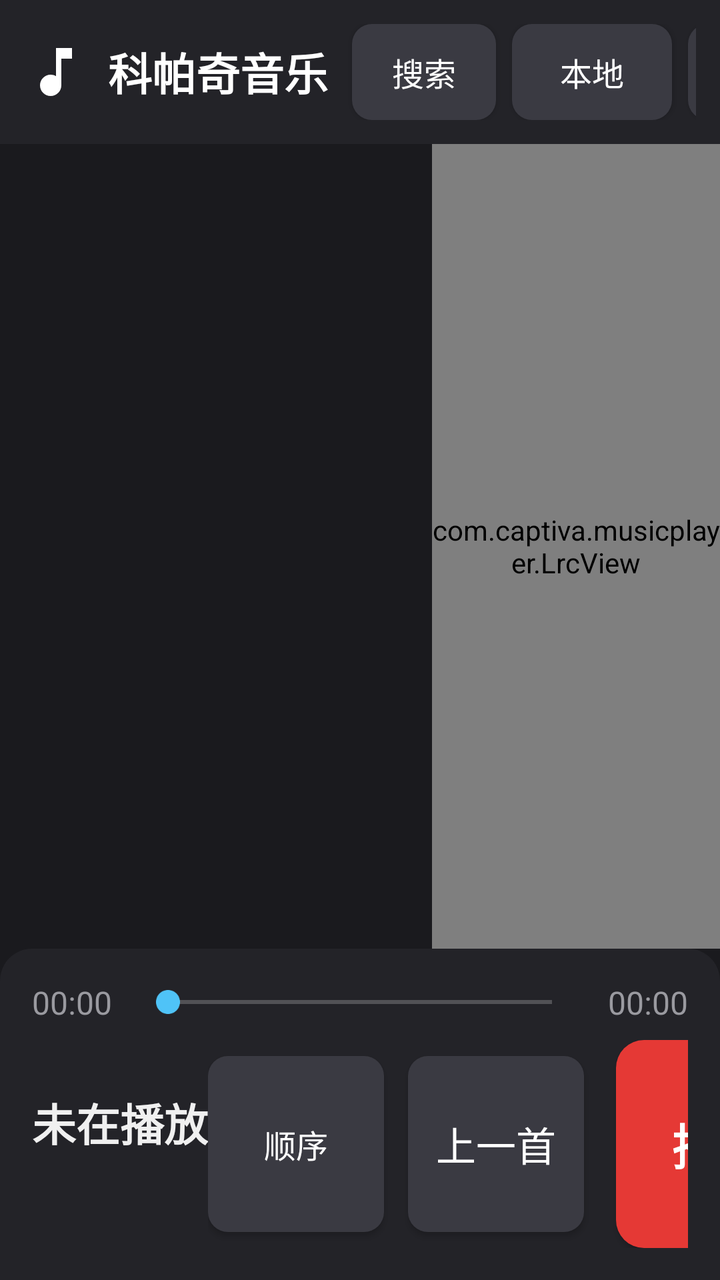
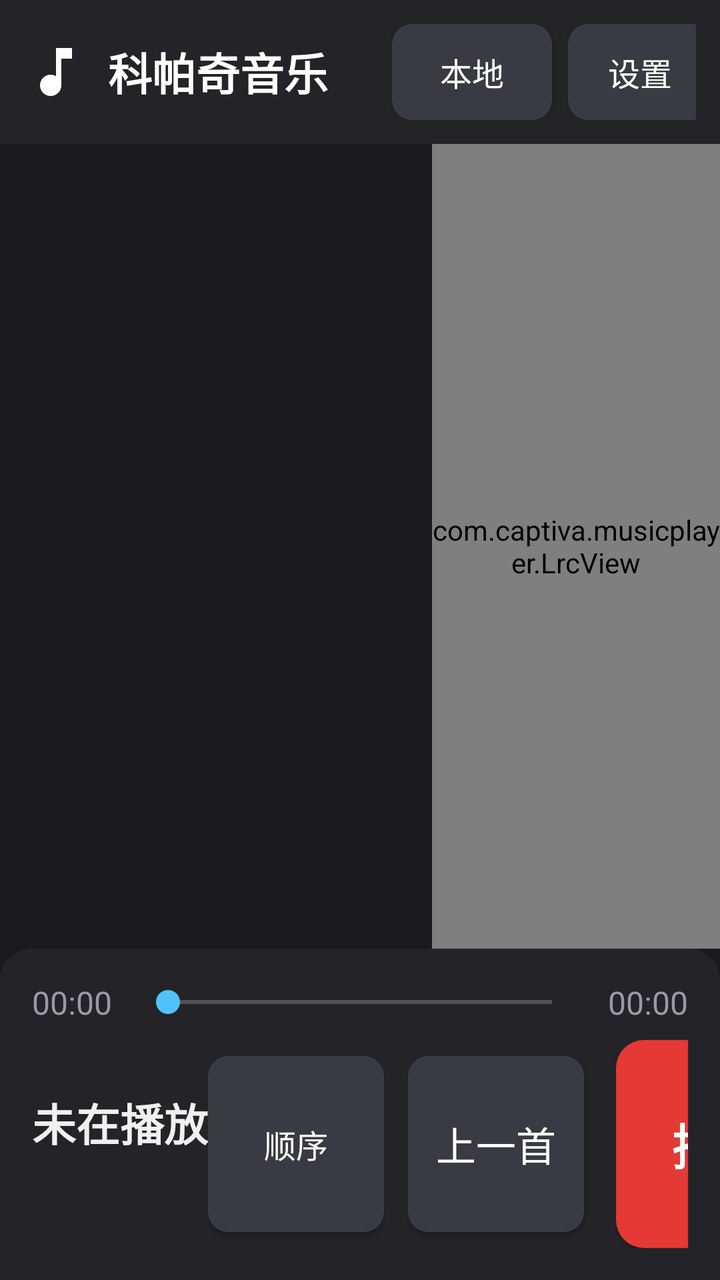

The first picture is an Android layout as it rendered before a commit; the second is the same layout after the commit. The layout source and the unified diff follow.
<!-- AndroidManifest.xml: application theme Theme.CaptivaMusic -->
<!-- res/layout/activity_main.xml -->
<?xml version="1.0" encoding="utf-8"?>
<LinearLayout xmlns:android="http://schemas.android.com/apk/res/android"
    android:layout_width="match_parent"
    android:layout_height="match_parent"
    android:orientation="vertical"
    android:background="@color/bg_main">

    
    <LinearLayout
        android:layout_width="match_parent"
        android:layout_height="wrap_content"
        android:orientation="horizontal"
        android:gravity="center_vertical"
        android:padding="@dimen/title_bar_padding"
        android:background="@color/bg_title_bar">

        <ImageView
            android:layout_width="32dp"
            android:layout_height="32dp"
            android:src="@drawable/ic_music_note"
            android:contentDescription="@string/app_name" />

        <TextView
            android:layout_width="wrap_content"
            android:layout_height="wrap_content"
            android:layout_marginStart="10dp"
            android:layout_marginLeft="10dp"
            android:text="@string/app_name"
            android:textColor="@color/text_title"
            android:textSize="@dimen/title_text_size"
            android:textStyle="bold" />

        <TextView
            android:id="@+id/tv_count"
            android:layout_width="wrap_content"
            android:layout_height="wrap_content"
            android:layout_marginStart="12dp"
            android:layout_marginLeft="12dp"
            android:textColor="@color/text_secondary"
            android:textSize="@dimen/sub_text_size" />

        
        <View
            android:layout_width="0dp"
            android:layout_height="1dp"
            android:layout_weight="1" />

        
        <Button
            android:id="@+id/btn_search"
            android:layout_width="wrap_content"
            android:layout_height="wrap_content"
            android:minWidth="72dp"
            android:background="@drawable/bg_btn"
            android:text="搜索"
            android:textColor="@color/btn_text"
            android:textSize="@dimen/sub_text_size" />

        
        <Button
            android:id="@+id/btn_source"
            android:layout_width="wrap_content"
            android:layout_height="wrap_content"
            android:layout_marginStart="8dp"
            android:layout_marginLeft="8dp"
            android:minWidth="80dp"
            android:background="@drawable/bg_btn"
            android:text="本地"
            android:textColor="@color/btn_text"
            android:textSize="@dimen/sub_text_size" />

        
        <Button
            android:id="@+id/btn_server"
            android:layout_width="wrap_content"
            android:layout_height="wrap_content"
            android:layout_marginStart="8dp"
            android:layout_marginLeft="8dp"
            android:minWidth="72dp"
            android:background="@drawable/bg_btn"
            android:text="服务器"
            android:textColor="@color/btn_text"
            android:textSize="@dimen/sub_text_size" />

        
        <Button
            android:id="@+id/btn_equalizer"
            android:layout_width="wrap_content"
            android:layout_height="wrap_content"
            android:layout_marginStart="8dp"
            android:layout_marginLeft="8dp"
            android:minWidth="72dp"
            android:background="@drawable/bg_btn"
            android:text="均衡器"
            android:textColor="@color/btn_text"
            android:textSize="@dimen/sub_text_size" />
    </LinearLayout>

    
    <LinearLayout
        android:layout_width="match_parent"
        android:layout_height="0dp"
        android:layout_weight="1"
        android:orientation="horizontal">

        
        <FrameLayout
            android:layout_width="0dp"
            android:layout_height="match_parent"
            android:layout_weight="3">

            <androidx.recyclerview.widget.RecyclerView
                android:id="@+id/rv_list"
                android:layout_width="match_parent"
                android:layout_height="match_parent"
                android:scrollbars="vertical"
                android:overScrollMode="ifContentScrolls" />

            <TextView
                android:id="@+id/tv_empty"
                android:layout_width="wrap_content"
                android:layout_height="wrap_content"
                android:layout_gravity="center"
                android:textColor="@color/text_secondary"
                android:textSize="@dimen/sub_text_size"
                android:visibility="gone" />
        </FrameLayout>

        
        <com.captiva.musicplayer.LrcView
            android:id="@+id/lrc_view"
            android:layout_width="0dp"
            android:layout_height="match_parent"
            android:layout_weight="2" />
    </LinearLayout>

    
    <LinearLayout
        android:layout_width="match_parent"
        android:layout_height="wrap_content"
        android:orientation="vertical"
        android:padding="@dimen/control_bar_padding"
        android:background="@drawable/bg_control_bar">

        
        <LinearLayout
            android:layout_width="match_parent"
            android:layout_height="wrap_content"
            android:orientation="horizontal"
            android:gravity="center_vertical">

            <TextView
                android:id="@+id/tv_current_time"
                android:layout_width="wrap_content"
                android:layout_height="wrap_content"
                android:text="00:00"
                android:textColor="@color/text_secondary"
                android:textSize="@dimen/time_text_size" />

            <SeekBar
                android:id="@+id/sb_progress"
                android:layout_width="0dp"
                android:layout_height="wrap_content"
                android:layout_weight="1"
                android:layout_marginLeft="12dp"
                android:layout_marginRight="12dp"
                android:maxHeight="4dp"
                android:progressTint="@color/accent"
                android:thumbTint="@color/accent" />

            <TextView
                android:id="@+id/tv_total_time"
                android:layout_width="wrap_content"
                android:layout_height="wrap_content"
                android:text="00:00"
                android:textColor="@color/text_secondary"
                android:textSize="@dimen/time_text_size" />
        </LinearLayout>

        
        <LinearLayout
            android:layout_width="match_parent"
            android:layout_height="wrap_content"
            android:orientation="horizontal"
            android:gravity="center_vertical"
            android:layout_marginTop="8dp">

            
            <LinearLayout
                android:layout_width="0dp"
                android:layout_height="wrap_content"
                android:layout_weight="1"
                android:orientation="vertical">

                <TextView
                    android:id="@+id/tv_now_title"
                    android:layout_width="match_parent"
                    android:layout_height="wrap_content"
                    android:singleLine="true"
                    android:ellipsize="end"
                    android:text="未在播放"
                    android:textColor="@color/text_primary"
                    android:textSize="@dimen/now_title_text_size"
                    android:textStyle="bold" />

                <TextView
                    android:id="@+id/tv_now_artist"
                    android:layout_width="match_parent"
                    android:layout_height="wrap_content"
                    android:singleLine="true"
                    android:ellipsize="end"
                    android:textColor="@color/text_secondary"
                    android:textSize="@dimen/sub_text_size" />
            </LinearLayout>

            
            <LinearLayout
                android:layout_width="wrap_content"
                android:layout_height="wrap_content"
                android:orientation="horizontal"
                android:gravity="center_vertical">

                <Button
                    android:id="@+id/btn_mode"
                    android:layout_width="@dimen/btn_size"
                    android:layout_height="@dimen/btn_size"
                    android:background="@drawable/bg_btn"
                    android:text="顺序"
                    android:textColor="@color/btn_text"
                    android:textSize="16sp" />

                <Button
                    android:id="@+id/btn_prev"
                    android:layout_width="@dimen/btn_size"
                    android:layout_height="@dimen/btn_size"
                    android:layout_marginLeft="12dp"
                    android:background="@drawable/bg_btn"
                    android:text="上一首"
                    android:textColor="@color/btn_text"
                    android:textSize="@dimen/btn_text_size" />

                <Button
                    android:id="@+id/btn_play"
                    android:layout_width="@dimen/btn_size_play"
                    android:layout_height="@dimen/btn_size_play"
                    android:layout_marginLeft="16dp"
                    android:layout_marginRight="16dp"
                    android:background="@drawable/bg_btn_paused"
                    android:text="播放"
                    android:textColor="@color/btn_paused_text"
                    android:textSize="@dimen/btn_play_text_size"
                    android:textStyle="bold" />

                <Button
                    android:id="@+id/btn_next"
                    android:layout_width="@dimen/btn_size"
                    android:layout_height="@dimen/btn_size"
                    android:background="@drawable/bg_btn"
                    android:text="下一首"
                    android:textColor="@color/btn_text"
                    android:textSize="@dimen/btn_text_size" />
            </LinearLayout>
        </LinearLayout>
    </LinearLayout>

</LinearLayout>
<!-- resources referenced by this layout -->
<resources>
  <color name="accent">#4FC3F7</color>
  <color name="bg_main">#1A1A1E</color>
  <color name="bg_title_bar">#232328</color>
  <color name="btn_paused_text">#FFFFFF</color>
  <color name="btn_text">#FFFFFF</color>
  <color name="text_primary">#F0F0F0</color>
  <color name="text_secondary">#9A9AA0</color>
  <color name="text_title">#FFFFFF</color>
  <dimen name="btn_play_text_size">24sp</dimen>
  <dimen name="btn_size">88dp</dimen>
  <dimen name="btn_size_play">104dp</dimen>
  <dimen name="btn_text_size">20sp</dimen>
  <dimen name="control_bar_padding">16dp</dimen>
  <dimen name="now_title_text_size">22sp</dimen>
  <dimen name="sub_text_size">16sp</dimen>
  <dimen name="time_text_size">16sp</dimen>
  <dimen name="title_bar_padding">12dp</dimen>
  <dimen name="title_text_size">22sp</dimen>
  <!-- drawable bg_btn (drawable) -->
  <?xml version="1.0" encoding="utf-8"?>
  <selector xmlns:android="http://schemas.android.com/apk/res/android">
      <item android:state_pressed="true">
          <shape android:shape="rectangle">
              <solid android:color="#55555D" />
              <corners android:radius="10dp" />
          </shape>
      </item>
      <item>
          <shape android:shape="rectangle">
              <solid android:color="@color/btn_bg" />
              <corners android:radius="10dp" />
          </shape>
      </item>
  </selector>
  <!-- drawable bg_btn_paused (drawable) -->
  <?xml version="1.0" encoding="utf-8"?>
  <selector xmlns:android="http://schemas.android.com/apk/res/android">
      <item android:state_pressed="true">
          <shape android:shape="rectangle">
              <solid android:color="#C62828" />
              <corners android:radius="14dp" />
          </shape>
      </item>
      <item>
          <shape android:shape="rectangle">
              <solid android:color="@color/btn_paused_bg" />
              <corners android:radius="14dp" />
          </shape>
      </item>
  </selector>
  <!-- drawable bg_control_bar (drawable) -->
  <?xml version="1.0" encoding="utf-8"?>
  <shape xmlns:android="http://schemas.android.com/apk/res/android"
      android:shape="rectangle">
      <solid android:color="@color/bg_control_bar" />
      <corners
          android:topLeftRadius="16dp"
          android:topRightRadius="16dp"
          android:bottomLeftRadius="0dp"
          android:bottomRightRadius="0dp" />
  </shape>
  <!-- drawable ic_music_note (drawable) -->
  <?xml version="1.0" encoding="utf-8"?>
  <vector xmlns:android="http://schemas.android.com/apk/res/android"
      android:width="24dp"
      android:height="24dp"
      android:viewportWidth="24"
      android:viewportHeight="24">
      <path
          android:fillColor="#FFFFFF"
          android:pathData="M12,3v10.55c-0.59,-0.34 -1.27,-0.55 -2,-0.55 -2.21,0 -4,1.79 -4,4s1.79,4 4,4 4,-1.79 4,-4V7h4V3h-6z" />
  </vector>
  <string name="app_name">科帕奇音乐</string>
  <style name="Theme.CaptivaMusic" parent="Theme.AppCompat.NoActionBar">
          <item name="colorPrimary">@color/accent</item>
          <item name="colorPrimaryDark">@color/bg_title_bar</item>
          <item name="colorAccent">@color/accent</item>
          <item name="android:windowBackground">@color/bg_main</item>
          <item name="android:statusBarColor">@color/bg_title_bar</item>
          <item name="android:textColorPrimary">@color/text_primary</item>
      </style>
  <color name="btn_bg">#3A3A42</color>
  <color name="btn_paused_bg">#E53935</color>
  <color name="bg_control_bar">#232328</color>
</resources>

<!-- the commit's change to res/layout/activity_main.xml (unified diff, before → after) -->
@@ -40,21 +40,23 @@
             android:textSize="@dimen/sub_text_size" />
 
         
-        <View
+        <EditText
+            android:id="@+id/et_search"
             android:layout_width="0dp"
-            android:layout_height="1dp"
-            android:layout_weight="1" />
-
-        
-        <Button
-            android:id="@+id/btn_search"
-            android:layout_width="wrap_content"
-            android:layout_height="wrap_content"
-            android:minWidth="72dp"
-            android:background="@drawable/bg_btn"
-            android:text="搜索"
-            android:textColor="@color/btn_text"
-            android:textSize="@dimen/sub_text_size" />
+            android:layout_height="@dimen/search_height"
+            android:layout_weight="1"
+            android:layout_marginStart="12dp"
+            android:layout_marginLeft="12dp"
+            android:background="@drawable/bg_search"
+            android:hint="搜索歌曲、艺术家、专辑..."
+            android:textColorHint="@color/search_hint"
+            android:textColor="@color/text_primary"
+            android:textSize="@dimen/search_text_size"
+            android:paddingLeft="@dimen/search_padding"
+            android:paddingRight="@dimen/search_padding"
+            android:singleLine="true"
+            android:imeOptions="actionSearch"
+            android:inputType="text" />
 
         
         <Button
@@ -71,29 +73,28 @@
 
         
         <Button
-            android:id="@+id/btn_server"
+            android:id="@+id/btn_settings"
             android:layout_width="wrap_content"
             android:layout_height="wrap_content"
             android:layout_marginStart="8dp"
             android:layout_marginLeft="8dp"
             android:minWidth="72dp"
             android:background="@drawable/bg_btn"
-            android:text="服务器"
+            android:text="设置"
             android:textColor="@color/btn_text"
             android:textSize="@dimen/sub_text_size" />
 
         
-        <Button
-            android:id="@+id/btn_equalizer"
+        <TextView
+            android:id="@+id/tv_server_status"
             android:layout_width="wrap_content"
             android:layout_height="wrap_content"
             android:layout_marginStart="8dp"
             android:layout_marginLeft="8dp"
-            android:minWidth="72dp"
-            android:background="@drawable/bg_btn"
-            android:text="均衡器"
-            android:textColor="@color/btn_text"
-            android:textSize="@dimen/sub_text_size" />
+            android:text="●未连接"
+            android:textColor="@color/server_status_disconnected"
+            android:textSize="@dimen/sub_text_size"
+            android:singleLine="true" />
     </LinearLayout>
 
     
<!-- resource entries referenced after the edit -->
@@ -5,6 +5,8 @@
   <color name="bg_title_bar">#232328</color>
   <color name="btn_paused_text">#FFFFFF</color>
   <color name="btn_text">#FFFFFF</color>
+  <color name="search_hint">#6A6A70</color>
+  <color name="server_status_disconnected">#E53935</color>
   <color name="text_primary">#F0F0F0</color>
   <color name="text_secondary">#9A9AA0</color>
   <color name="text_title">#FFFFFF</color>
@@ -14,6 +16,9 @@
   <dimen name="btn_text_size">20sp</dimen>
   <dimen name="control_bar_padding">16dp</dimen>
   <dimen name="now_title_text_size">22sp</dimen>
+  <dimen name="search_height">44dp</dimen>
+  <dimen name="search_padding">10dp</dimen>
+  <dimen name="search_text_size">16sp</dimen>
   <dimen name="sub_text_size">16sp</dimen>
   <dimen name="time_text_size">16sp</dimen>
   <dimen name="title_bar_padding">12dp</dimen>
@@ -61,6 +66,13 @@
           android:bottomLeftRadius="0dp"
           android:bottomRightRadius="0dp" />
   </shape>
+  <!-- drawable bg_search (drawable) -->
+  <?xml version="1.0" encoding="utf-8"?>
+  <shape xmlns:android="http://schemas.android.com/apk/res/android"
+      android:shape="rectangle">
+      <solid android:color="@color/search_bg" />
+      <corners android:radius="22dp" />
+  </shape>
   <!-- drawable ic_music_note (drawable) -->
   <?xml version="1.0" encoding="utf-8"?>
   <vector xmlns:android="http://schemas.android.com/apk/res/android"
@@ -84,5 +96,6 @@
   <color name="btn_bg">#3A3A42</color>
   <color name="btn_paused_bg">#E53935</color>
   <color name="bg_control_bar">#232328</color>
+  <color name="search_bg">#2A2A30</color>
 </resources>
 
